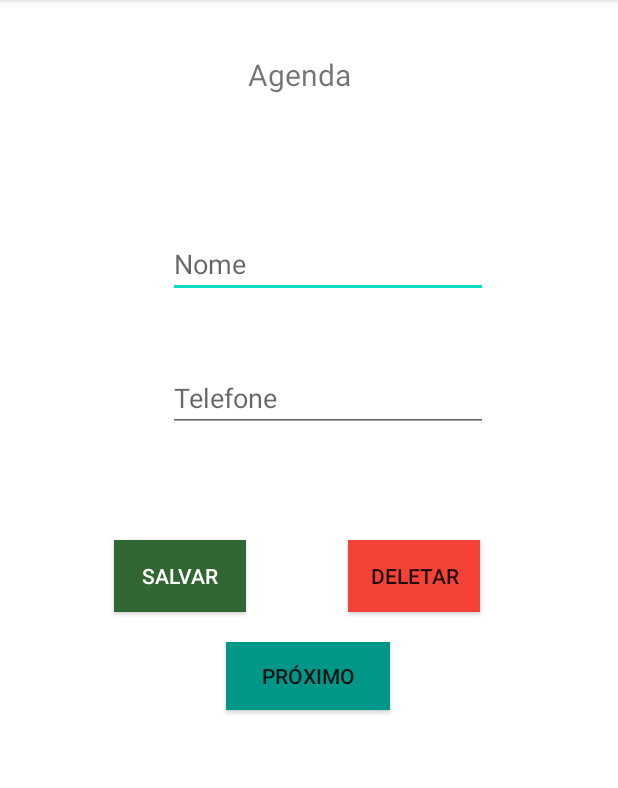
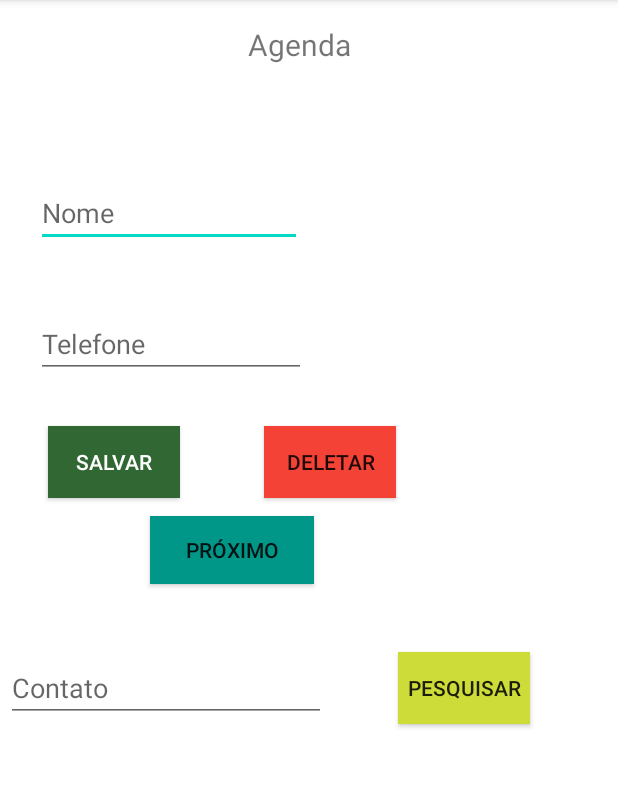
Before and after one commit to MYPayTefeAulas/exercicios-varlei0609, an Android app: the AgendaActivity screen opened directly, with no data from a screen before it, on a phone screen of 412 x 824 dp, the part 84-872 px from its top. Run offline under Robolectric (Android 15) with nearby library versions, the phone set to English and light mode, and no system bars.

Commit message:
com pesquisa

```diff
--- a/Aula3/app/src/main/res/layout/activity_agenda.xml
+++ b/Aula3/app/src/main/res/layout/activity_agenda.xml
@@ -11,7 +11,7 @@
         android:id="@+id/textView12"
         android:layout_width="wrap_content"
         android:layout_height="wrap_content"
-        android:layout_marginTop="36dp"
+        android:layout_marginTop="16dp"
         android:text="Agenda"
         android:textSize="20sp"
         app:layout_constraintEnd_toEndOf="parent"
@@ -21,10 +21,10 @@
 
     <EditText
         android:id="@+id/txtEntradaNomeAgenda"
-        android:layout_width="wrap_content"
-        android:layout_height="wrap_content"
-        android:layout_marginStart="112dp"
-        android:layout_marginTop="24dp"
+        android:layout_width="177dp"
+        android:layout_height="45dp"
+        android:layout_marginStart="24dp"
+        android:layout_marginTop="8dp"
         android:ems="10"
         android:hint="Nome"
         android:inputType="textPersonName"
@@ -33,18 +33,18 @@
 
     <TextView
         android:id="@+id/txtSaidaAgenda"
-        android:layout_width="200dp"
-        android:layout_height="22dp"
-        android:layout_marginTop="44dp"
+        android:layout_width="189dp"
+        android:layout_height="40dp"
+        android:layout_marginTop="28dp"
         app:layout_constraintEnd_toEndOf="parent"
-        app:layout_constraintHorizontal_bias="0.782"
+        app:layout_constraintHorizontal_bias="0.702"
         app:layout_constraintStart_toStartOf="parent"
         app:layout_constraintTop_toBottomOf="@+id/textView12" />
 
     <EditText
         android:id="@+id/txtEntradaTelefoneAgenda"
-        android:layout_width="wrap_content"
-        android:layout_height="wrap_content"
+        android:layout_width="180dp"
+        android:layout_height="43dp"
         android:layout_marginTop="44dp"
         android:ems="10"
         android:hint="Telefone"
@@ -56,8 +56,8 @@
         android:id="@+id/btSalvarContato"
         android:layout_width="wrap_content"
         android:layout_height="wrap_content"
-        android:layout_marginStart="76dp"
-        android:layout_marginTop="72dp"
+        android:layout_marginStart="32dp"
+        android:layout_marginTop="32dp"
         android:background="#306732"
         android:text="Salvar"
         android:textColor="#FFFFFF"
@@ -68,23 +68,47 @@
         android:id="@+id/btDeletar"
         android:layout_width="wrap_content"
         android:layout_height="wrap_content"
-        android:layout_marginStart="68dp"
+        android:layout_marginStart="56dp"
         android:background="#F44336"
         android:text="Deletar"
         app:layout_constraintBottom_toBottomOf="@+id/btSalvarContato"
         app:layout_constraintStart_toEndOf="@+id/btSalvarContato"
         app:layout_constraintTop_toTopOf="@+id/btSalvarContato"
-        app:layout_constraintVertical_bias="0.0" />
+        app:layout_constraintVertical_bias="1.0" />
 
     <Button
         android:id="@+id/btProximoAgenda"
         android:layout_width="109dp"
         android:layout_height="45dp"
-        android:layout_marginTop="20dp"
+        android:layout_marginTop="12dp"
         android:background="#009688"
         android:text="Próximo"
         app:layout_constraintEnd_toEndOf="parent"
-        app:layout_constraintHorizontal_bias="0.498"
+        app:layout_constraintHorizontal_bias="0.331"
         app:layout_constraintStart_toStartOf="parent"
         app:layout_constraintTop_toBottomOf="@+id/btDeletar" />
+
+    <EditText
+        android:id="@+id/txtEntradaPesquisa"
+        android:layout_width="wrap_content"
+        android:layout_height="wrap_content"
+        android:layout_marginStart="4dp"
+        android:layout_marginTop="104dp"
+        android:ems="10"
+        android:hint="Contato"
+        android:inputType="textPersonName"
+        app:layout_constraintStart_toStartOf="parent"
+        app:layout_constraintTop_toBottomOf="@+id/btSalvarContato" />
+
+    <Button
+        android:id="@+id/btPesquisar"
+        android:layout_width="wrap_content"
+        android:layout_height="wrap_content"
+        android:layout_marginStart="48dp"
+        android:background="#CDDC39"
+        android:text="Pesquisar"
+        app:layout_constraintBottom_toBottomOf="@+id/txtEntradaPesquisa"
+        app:layout_constraintStart_toEndOf="@+id/txtEntradaPesquisa"
+        app:layout_constraintTop_toTopOf="@+id/txtEntradaPesquisa" />
+
 </androidx.constraintlayout.widget.ConstraintLayout>
```
Also changed, not shown: Aula3/app/src/main/java/com/example/aula3/Agenda.kt (+15 -1 lines), Aula3/app/src/main/java/com/example/aula3/AgendaActivity.kt (+21 -0 lines).
